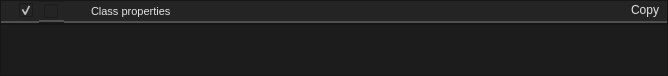
dertwist/Hammer5Tools, file smartprop_editor/property_frame.ui: the form before one commit.
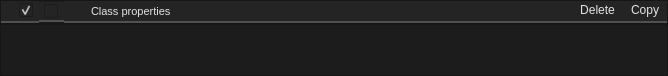
The form after the commit. Icons and pictures are not drawn.

Commit message: Delete button

The edit to the form file:
```diff
--- a/smartprop_editor/property_frame.ui
+++ b/smartprop_editor/property_frame.ui
@@ -286,6 +286,59 @@
         </property>
        </widget>
       </item>
+      <item>
+       <widget class="QPushButton" name="delete_button">
+        <property name="styleSheet">
+         <string notr="true">
+QPushButton {
+    font: 580 8pt &quot;Segoe UI&quot;;
+    border: 2px solid black;
+    border-radius: 0px;
+    border-color: rgba(80, 80, 80, 255);
+	border-top:0px;
+border-left:0px;
+border-right:0px;
+    height:14px;
+    padding-top: 2px;
+    padding-bottom:4px;
+	background-color: #242424;
+    padding-left: 8px;
+	padding-right: 8px;
+	color: #E3E3E3;
+}
+
+QPushButton:hover {
+    background-color: #414956;
+    color: white;
+}
+
+
+QPushButton:pressed {
+    font: 580 8pt &quot;Segoe UI&quot;;
+    border: 2px solid black;
+    border-radius: 0px;
+    border-color: rgba(80, 80, 80, 255);
+	border-top:0px;
+border-left:0px;
+border-right:0px;
+    height:14px;
+    padding-top: 2px;
+    padding-bottom:4px;
+	background-color: #242424;
+    padding-left: 8px;
+	padding-right: 8px;
+	color: #E3E3E3;
+}</string>
+        </property>
+        <property name="text">
+         <string>Delete</string>
+        </property>
+        <property name="icon">
+         <iconset resource="../resources.qrc">
+          <normaloff>:/icons/delete_24dp_9D9D9D_FILL0_wght400_GRAD0_opsz24.svg</normaloff>:/icons/delete_24dp_9D9D9D_FILL0_wght400_GRAD0_opsz24.svg</iconset>
+        </property>
+       </widget>
+      </item>
       <item>
        <widget class="QPushButton" name="copy_button">
         <property name="styleSheet">
```
The commit also changes 2 other files.
